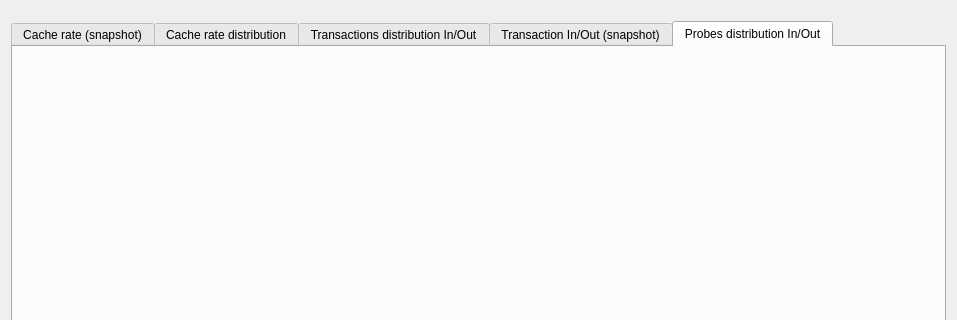
Above: os/nc_gui/nc_pstat_gui/nc_stat.ui from numascale/nc-utils before the change; both pictures show x 0 to 957 and y 0 to 320 of the 957 by 822 pixel window. Below: the same form after it.
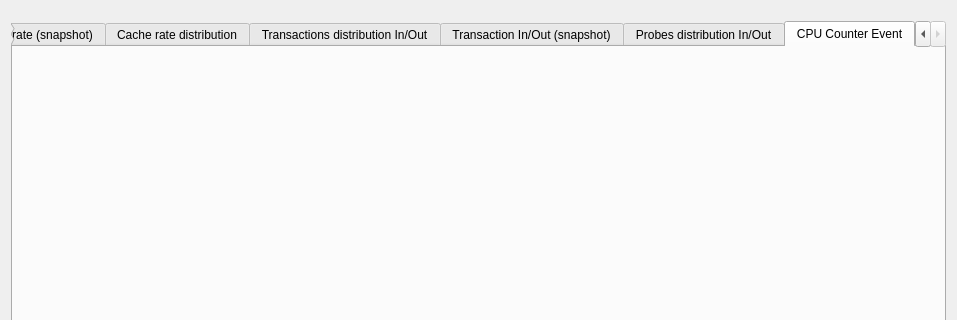
That is the form after the change.

Commit message: Added support for monitoring PAPI counters. First version monitors L1 data cache miss and L2 data cache accesses

The edit to the form file:
```diff
--- a/os/nc_gui/nc_pstat_gui/nc_stat.ui
+++ b/os/nc_gui/nc_pstat_gui/nc_stat.ui
@@ -51,7 +51,7 @@
          <string>&lt;html&gt;&lt;head/&gt;&lt;body&gt;&lt;p&gt;&lt;span style=&quot; font-size:12pt; color:#000000;&quot;&gt;This GUI monitors performance characteristics for the all the NumaChips in the NumaConnect Single Image System. Hold the mouse over each tab for more information.&lt;/span&gt;&lt;/p&gt;&lt;/body&gt;&lt;/html&gt;</string>
         </property>
         <property name="currentIndex">
-         <number>4</number>
+         <number>5</number>
         </property>
         <property name="movable">
          <bool>true</bool>
@@ -121,6 +121,16 @@
           </item>
          </layout>
         </widget>
+        <widget class="QWidget" name="tab_3">
+         <attribute name="title">
+          <string>CPU Counter Event</string>
+         </attribute>
+         <layout class="QVBoxLayout" name="verticalLayout_8">
+          <item>
+           <layout class="QVBoxLayout" name="verticalLayout_3"/>
+          </item>
+         </layout>
+        </widget>
        </widget>
       </item>
       <item>
```
The commit also changes 6 other files.
